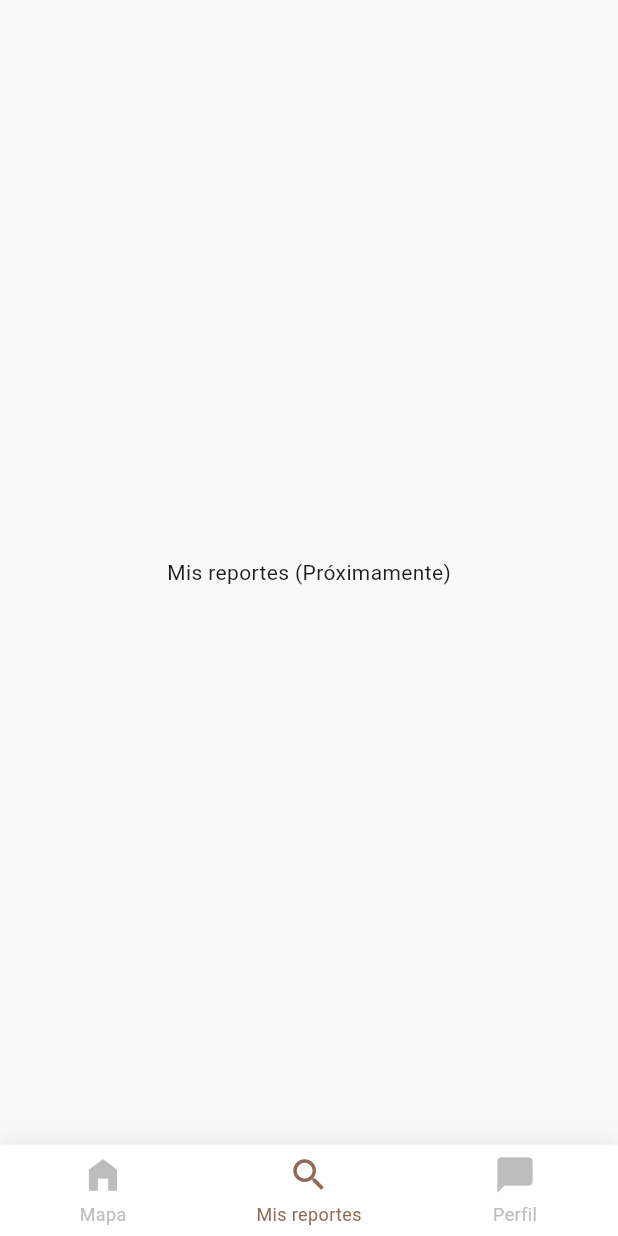
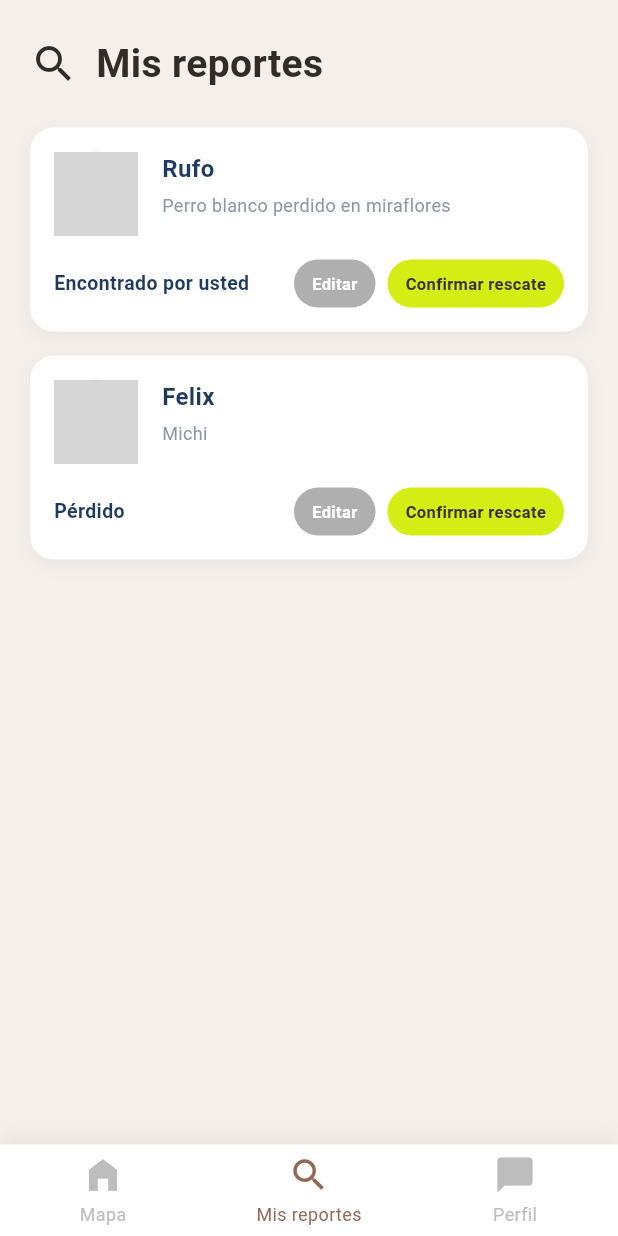
Before and after one commit to joelleo2005/ProgMovil-Proyecto, a Flutter app: the HomeScreen screen opened by its route, item 2 of the bottom bar chosen, on a phone screen of 412 x 824 dp. Run offline on Flutter 3.47's test engine with Material 3 defaults, Android fonts, the phone set to English and light mode, and no system bars; our stand-ins replace flutter_map, geolocator, latlong2; network calls fail; grey boxes are pictures that could not be loaded.

Commit message:
Creación de la pantalla de Reportes

```diff
--- /dev/null
+++ b/lib/viewmodels/reports_viewmodel.dart
@@ -0,0 +1,69 @@
+import 'package:flutter/material.dart';
+
+// Un modelo simple para los reportes
+class MyReport {
+  final String id;
+  final String name;
+  final String description;
+  final String status;
+  final String imageUrl;
+
+  MyReport({
+    required this.id,
+    required this.name,
+    required this.description,
+    required this.status,
+    required this.imageUrl,
+  });
+}
+
+class ReportsViewModel extends ChangeNotifier {
+  // Datos simulados (mock data) basados en el diseño
+  final List<MyReport> myReports = [
+    MyReport(
+      id: 'r1',
+      name: 'Rufo',
+      description: 'Perro blanco perdido en miraflores',
+      status: 'Encontrado por usted',
+      imageUrl: 'https://images.unsplash.com/photo-1544568100-847a948585b9?auto=format&fit=crop&w=200&q=80', // Un perro blanco
+    ),
+    MyReport(
+      id: 'r2',
+      name: 'Felix',
+      description: 'Michi',
+      status: 'Pérdido',
+      imageUrl: 'https://images.unsplash.com/photo-1514888286974-6c03e2ca1dba?auto=format&fit=crop&w=200&q=80', // Un gato
+    ),
+  ];
+
+  // Acciones de los botones
+  void onEditPressed(BuildContext context, MyReport report) {
+    ScaffoldMessenger.of(context).showSnackBar(
+      SnackBar(content: Text('Editando reporte de ${report.name}...')),
+    );
+    // Aquí iría la navegación a la pantalla de edición
+  }
+
+  // Nueva función para confirmar rescate con diálogo en dos pasos
+  void onConfirmRescuePressed(
+      BuildContext context,
+      MyReport report,
+      Future<bool?> Function(BuildContext, MyReport) showConfirmDialog,
+      VoidCallback showSuccessDialog,
+      ) async {
+    // 1. Mostramos el modal marrón pidiendo confirmación
+    final bool? confirmed = await showConfirmDialog(context, report);
+
+    // 2. Si el usuario presionó "Confirmar rescate" (confirmed == true)
+    if (confirmed == true) {
+      // AQUÍ VA LA LÓGICA DE BACKEND:
+      // - Llamada a la API para cambiar estado
+      // - Eliminar el reporte de la lista local
+      myReports.removeWhere((r) => r.id == report.id);
+      notifyListeners(); // Actualiza la vista para que el reporte desaparezca
+
+      // 3. Mostramos el modal de éxito (check verde)
+      showSuccessDialog();
+    }
+  }
+}
--- a/lib/views/home_screen.dart
+++ b/lib/views/home_screen.dart
@@ -2,6 +2,7 @@ import 'package:flutter/material.dart';
 import 'package:provider/provider.dart';
 import 'map_screen.dart';
 import 'pet_profile_screen.dart';
+import 'reports_screen.dart';
 import '../viewmodels/map_viewmodel.dart';
 
 class HomeScreen extends StatefulWidget {
@@ -20,7 +21,7 @@ class _HomeScreenState extends State<HomeScreen> {
       create: (_) => MapViewModel(),
       child: const MapScreen(),
     ),
-    const Center(child: Text('Mis reportes (Próximamente)')),
+    const ReportsScreen(),
     const Center(child: Text('Perfil (Próximamente)')),
   ];
 
--- /dev/null
+++ b/lib/views/reports_screen.dart
@@ -0,0 +1,371 @@
+import 'package:flutter/material.dart';
+import '../viewmodels/reports_viewmodel.dart';
+
+class ReportsScreen extends StatefulWidget {
+  const ReportsScreen({super.key});
+
+  @override
+  State<ReportsScreen> createState() => _ReportsScreenState();
+}
+
+class _ReportsScreenState extends State<ReportsScreen> {
+  late final ReportsViewModel _viewModel;
+
+  // Paleta de colores del diseño
+  static const Color bgColor = Color(0xFFF4EFEB); // El fondo crema
+  static const Color textColorDark = Color(0xFF332B25); // Marrón oscuro para títulos
+  static const Color textColorLight = Color(0xFF8C98A4); // Gris azulado para descripción
+  static const Color statusColorDark = Color(0xFF1E3A5F); // Azul marino para el estado
+  static const Color btnEditColor = Color(0xFFAFAFAF); // Gris para el botón Editar
+  static const Color btnRescueColor = Color(0xFFD4ED15); // Verde limón brillante
+  static const Color modalBrown = Color(0xFF946B54); // Marrón del modal
+  static const Color modalTextGray = Color(0xFF837B75); // Gris para texto del modal
+
+  @override
+  void initState() {
+    super.initState();
+    _viewModel = ReportsViewModel();
+  }
+
+  @override
+  Widget build(BuildContext context) {
+    return Scaffold(
+      backgroundColor: bgColor,
+      // SafeArea para evitar que se superponga con la barra de estado superior
+      body: SafeArea(
+        child: Padding(
+          padding: const EdgeInsets.symmetric(horizontal: 20.0),
+          child: Column(
+            crossAxisAlignment: CrossAxisAlignment.start,
+            children: [
+              const SizedBox(height: 24),
+              // Título con ícono
+              Row(
+                children: [
+                  const Icon(Icons.search, size: 32, color: textColorDark),
+                  const SizedBox(width: 12),
+                  Text(
+                    'Mis reportes',
+                    style: const TextStyle(
+                      fontSize: 26,
+                      fontWeight: FontWeight.bold,
+                      color: textColorDark,
+                    ),
+                  ),
+                ],
+              ),
+              const SizedBox(height: 24),
+              // Lista de reportes
+              Expanded(
+                child: ListView.separated(
+                  itemCount: _viewModel.myReports.length,
+                  separatorBuilder: (context, index) => const SizedBox(height: 16),
+                  itemBuilder: (context, index) {
+                    final report = _viewModel.myReports[index];
+                    return _buildReportCard(context, report);
+                  },
+                ),
+              ),
+            ],
+          ),
+        ),
+      ),
+    );
+  }
+
+  Widget _buildReportCard(BuildContext context, MyReport report) {
+    return Container(
+      padding: const EdgeInsets.all(16),
+      decoration: BoxDecoration(
+        color: Colors.white,
+        borderRadius: BorderRadius.circular(16),
+        boxShadow: [
+          BoxShadow(
+            color: Colors.black.withOpacity(0.04),
+            blurRadius: 10,
+            offset: const Offset(0, 4),
+          ),
+        ],
+      ),
+      child: Column(
+        crossAxisAlignment: CrossAxisAlignment.start,
+        children: [
+          // Fila superior: Foto + Nombre + Descripción
+          Row(
+            crossAxisAlignment: CrossAxisAlignment.start,
+            children: [
+              CircleAvatar(
+                radius: 28,
+                backgroundImage: NetworkImage(report.imageUrl),
+              ),
+              const SizedBox(width: 16),
+              Expanded(
+                child: Column(
+                  crossAxisAlignment: CrossAxisAlignment.start,
+                  children: [
+                    Text(
+                      report.name,
+                      style: const TextStyle(
+                        fontSize: 16,
+                        fontWeight: FontWeight.bold,
+                        color: statusColorDark, // Se ve azul oscuro en el diseño
+                      ),
+                    ),
+                    const SizedBox(height: 4),
+                    Text(
+                      report.description,
+                      style: const TextStyle(
+                        fontSize: 12,
+                        color: textColorLight,
+                      ),
+                      maxLines: 2,
+                      overflow: TextOverflow.ellipsis,
+                    ),
+                  ],
+                ),
+              ),
+            ],
+          ),
+          const SizedBox(height: 16),
+          // Fila inferior: Estado + Botones
+          Row(
+            mainAxisAlignment: MainAxisAlignment.spaceBetween,
+            children: [
+              Expanded(
+                child: Text(
+                  report.status,
+                  style: const TextStyle(
+                    fontSize: 13,
+                    fontWeight: FontWeight.bold,
+                    color: statusColorDark,
+                  ),
+                ),
+              ),
+              Row(
+                children: [
+                  _buildSmallButton(
+                    label: 'Editar',
+                    bgColor: btnEditColor,
+                    textColor: Colors.white,
+                    onTap: () => _viewModel.onEditPressed(context, report),
+                  ),
+                  const SizedBox(width: 8),
+                  _buildSmallButton(
+                    label: 'Confirmar rescate',
+                    bgColor: btnRescueColor,
+                    textColor: textColorDark,
+                    onTap: () => _viewModel.onConfirmRescuePressed(
+                      context,
+                      report,
+                      _showConfirmationDialog, // Función del paso 1
+                      () => _showSuccessDialog(context), // Función del paso 2
+                    ),
+                  ),
+                ],
+              ),
+            ],
+          ),
+        ],
+      ),
+    );
+  }
+
+  Widget _buildSmallButton({
+    required String label,
+    required Color bgColor,
+    required Color textColor,
+    required VoidCallback onTap,
+  }) {
+    return GestureDetector(
+      onTap: onTap,
+      child: Container(
+        padding: const EdgeInsets.symmetric(horizontal: 12, vertical: 8),
+        decoration: BoxDecoration(
+          color: bgColor,
+          borderRadius: BorderRadius.circular(20),
+        ),
+        child: Text(
+          label,
+          style: TextStyle(
+            fontSize: 11,
+            fontWeight: FontWeight.bold,
+            color: textColor,
+          ),
+        ),
+      ),
+    );
+  }
+
+  // --- MODAL 1: Confirmación (Marrón) ---
+  Future<bool?> _showConfirmationDialog(BuildContext context, MyReport report) {
+    return showDialog<bool>(
+      context: context,
+      builder: (BuildContext dialogContext) {
+        return Dialog(
+          backgroundColor: Colors.transparent,
+          insetPadding: const EdgeInsets.symmetric(horizontal: 40),
+          child: Container(
+            decoration: BoxDecoration(
+              color: modalBrown,
+              borderRadius: BorderRadius.circular(16),
+            ),
+            child: Column(
+              mainAxisSize: MainAxisSize.min,
+              children: [
+                // Cabecera marrón oscura
+                const Padding(
+                  padding: EdgeInsets.symmetric(vertical: 16.0),
+                  child: Text(
+                    '¿Confirmar rescate?',
+                    style: TextStyle(
+                      color: Colors.white,
+                      fontSize: 18,
+                      fontWeight: FontWeight.bold,
+                    ),
+                  ),
+                ),
+                // Cuerpo blanco
+                Container(
+                  padding: const EdgeInsets.all(24),
+                  margin: const EdgeInsets.only(left: 16, right: 16, bottom: 20),
+                  decoration: BoxDecoration(
+                    color: Colors.white,
+                    borderRadius: BorderRadius.circular(12),
+                  ),
+                  child: const Text(
+                    'Al confirmar el rescate usted confirma que la mascota ha sido reunida con su dueño. Esto causará que la publicación sea eliminada.',
+                    textAlign: TextAlign.center,
+                    style: TextStyle(
+                      fontSize: 14,
+                      color: modalTextGray,
+                      height: 1.4,
+                    ),
+                  ),
+                ),
+                // Botones Inferiores
+                Padding(
+                  padding: const EdgeInsets.only(bottom: 20.0),
+                  child: Row(
+                    mainAxisAlignment: MainAxisAlignment.center,
+                    children: [
+                      _buildModalButton(
+                        label: 'Cancelar',
+                        bgColor: btnEditColor,
+                        textColor: textColorDark,
+                        onTap: () => Navigator.pop(dialogContext, false),
+                      ),
+                      const SizedBox(width: 16),
+                      _buildModalButton(
+                        label: 'Confirmar rescate',
+                        bgColor: btnRescueColor,
+                        textColor: textColorDark,
+                        onTap: () => Navigator.pop(dialogContext, true),
+                      ),
+                    ],
+                  ),
+                )
+              ],
+            ),
+          ),
+        );
+      },
+    );
+  }
+
+  // --- MODAL 2: Éxito (Check Verde) ---
+  void _showSuccessDialog(BuildContext context) {
+    showDialog(
+      context: context,
+      builder: (BuildContext dialogContext) {
+        return Dialog(
+          shape: RoundedRectangleBorder(
+            borderRadius: BorderRadius.circular(20),
+          ),
+          child: Padding(
+            padding: const EdgeInsets.all(32.0),
+            child: Column(
+              mainAxisSize: MainAxisSize.min,
+              children: [
+                Container(
+                  padding: const EdgeInsets.all(16),
+                  decoration: BoxDecoration(
+                    color: Colors.green.withOpacity(0.1),
+                    shape: BoxShape.circle,
+                  ),
+                  child: const Icon(
+                    Icons.check_circle,
+                    color: Colors.green,
+                    size: 60,
+                  ),
+                ),
+                const SizedBox(height: 24),
+                const Text(
+                  '¡Rescate Exitoso!',
+                  style: TextStyle(
+                    fontSize: 20,
+                    fontWeight: FontWeight.bold,
+                    color: textColorDark,
+                  ),
+                ),
+                const SizedBox(height: 12),
+                const Text(
+                  'La mascota ha sido marcada como rescatada y el reporte ha sido eliminado de la lista.',
+                  textAlign: TextAlign.center,
+                  style: TextStyle(
+                    fontSize: 14,
+                    color: textColorLight,
+                  ),
+                ),
+                const SizedBox(height: 24),
+                SizedBox(
+                  width: double.infinity,
+                  child: ElevatedButton(
+                    style: ElevatedButton.styleFrom(
+                      backgroundColor: textColorDark,
+                      padding: const EdgeInsets.symmetric(vertical: 14),
+                      shape: RoundedRectangleBorder(
+                        borderRadius: BorderRadius.circular(12),
+                      ),
+                    ),
+                    onPressed: () => Navigator.pop(dialogContext),
+                    child: const Text(
+                      'Cerrar',
+                      style: TextStyle(color: Colors.white, fontWeight: FontWeight.bold),
+                    ),
+                  ),
+                ),
+              ],
+            ),
+          ),
+        );
+      },
+    );
+  }
+
+  // Botón auxiliar para el modal marrón
+  Widget _buildModalButton({
+    required String label,
+    required Color bgColor,
+    required Color textColor,
+    required VoidCallback onTap,
+  }) {
+    return GestureDetector(
+      onTap: onTap,
+      child: Container(
+        padding: const EdgeInsets.symmetric(horizontal: 16, vertical: 10),
+        decoration: BoxDecoration(
+          color: bgColor,
+          borderRadius: BorderRadius.circular(20),
+        ),
+        child: Text(
+          label,
+          style: TextStyle(
+            fontSize: 13,
+            fontWeight: FontWeight.bold,
+            color: textColor,
+          ),
+        ),
+      ),
+    );
+  }
+}
```
